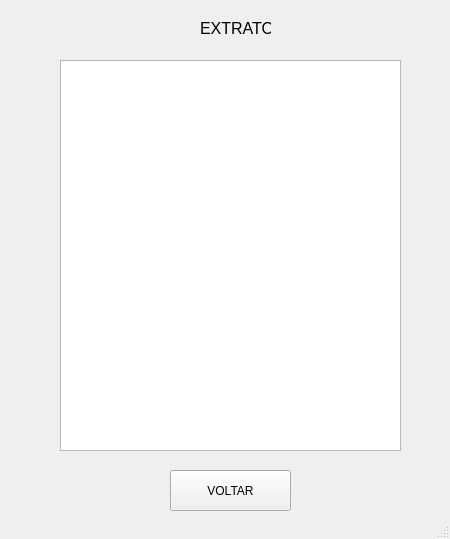
First picture: the form in extrato.ui, repository JeandsGomes/Trabalho_Final_de_POO_II, before the edit.
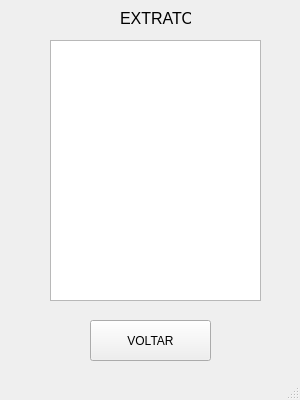
Second picture: the form after the edit.

The edit to the form file:
```diff
--- a/extrato.ui
+++ b/extrato.ui
@@ -6,10 +6,16 @@
    <rect>
     <x>0</x>
     <y>0</y>
-    <width>450</width>
-    <height>539</height>
+    <width>300</width>
+    <height>400</height>
    </rect>
   </property>
+  <property name="minimumSize">
+   <size>
+    <width>300</width>
+    <height>400</height>
+   </size>
+  </property>
   <property name="windowTitle">
    <string>MainWindow</string>
   </property>
@@ -17,8 +23,8 @@
    <widget class="QLabel" name="label">
     <property name="geometry">
      <rect>
-      <x>200</x>
-      <y>20</y>
+      <x>120</x>
+      <y>10</y>
       <width>71</width>
       <height>16</height>
      </rect>
@@ -35,18 +41,24 @@
    <widget class="QTextEdit" name="textEdit">
     <property name="geometry">
      <rect>
-      <x>60</x>
-      <y>60</y>
-      <width>341</width>
-      <height>391</height>
+      <x>50</x>
+      <y>40</y>
+      <width>211</width>
+      <height>261</height>
      </rect>
     </property>
+    <property name="minimumSize">
+     <size>
+      <width>0</width>
+      <height>0</height>
+     </size>
+    </property>
    </widget>
    <widget class="QPushButton" name="pushButton">
     <property name="geometry">
      <rect>
-      <x>170</x>
-      <y>470</y>
+      <x>90</x>
+      <y>320</y>
       <width>121</width>
       <height>41</height>
      </rect>
```
Left out of the diff: 6 changed lines with no effect on the pictures.
